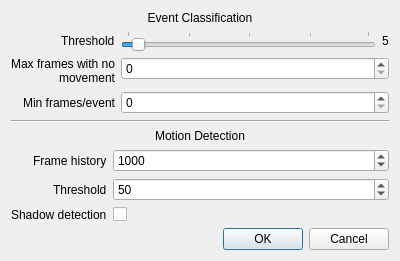
Above: application/gui/splitdialog.ui from BioFoV/BioFoV before the change. Below: the same form after it.
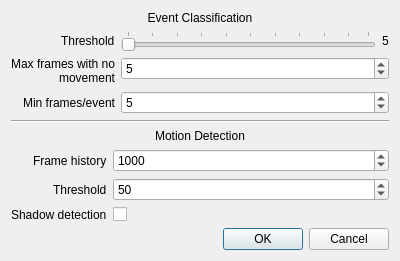
That is the form after the change.

Commit message: Asks the parameters for each video and suggests values based on FPS values

```diff
--- a/application/gui/splitdialog.ui
+++ b/application/gui/splitdialog.ui
@@ -7,7 +7,7 @@
     <x>0</x>
     <y>0</y>
     <width>400</width>
-    <height>253</height>
+    <height>257</height>
    </rect>
   </property>
   <property name="sizePolicy">
@@ -88,10 +88,10 @@
             <number>1</number>
            </property>
            <property name="maximum">
-            <number>100</number>
+            <number>50</number>
            </property>
            <property name="value">
-            <number>5</number>
+            <number>1</number>
            </property>
            <property name="orientation">
             <enum>Qt::Horizontal</enum>
@@ -100,7 +100,7 @@
             <enum>QSlider::TicksAbove</enum>
            </property>
            <property name="tickInterval">
-            <number>25</number>
+            <number>5</number>
            </property>
           </widget>
          </item>
@@ -134,7 +134,11 @@
        </widget>
       </item>
       <item row="2" column="1">
-       <widget class="QSpinBox" name="maxframes"/>
+       <widget class="QSpinBox" name="maxframes">
+        <property name="value">
+         <number>5</number>
+        </property>
+       </widget>
       </item>
       <item row="3" column="0">
        <widget class="QLabel" name="label_3">
@@ -150,7 +154,11 @@
        </widget>
       </item>
       <item row="3" column="1">
-       <widget class="QSpinBox" name="minframes"/>
+       <widget class="QSpinBox" name="minframes">
+        <property name="value">
+         <number>5</number>
+        </property>
+       </widget>
       </item>
      </layout>
     </widget>
```
The commit also changes 3 other files.
